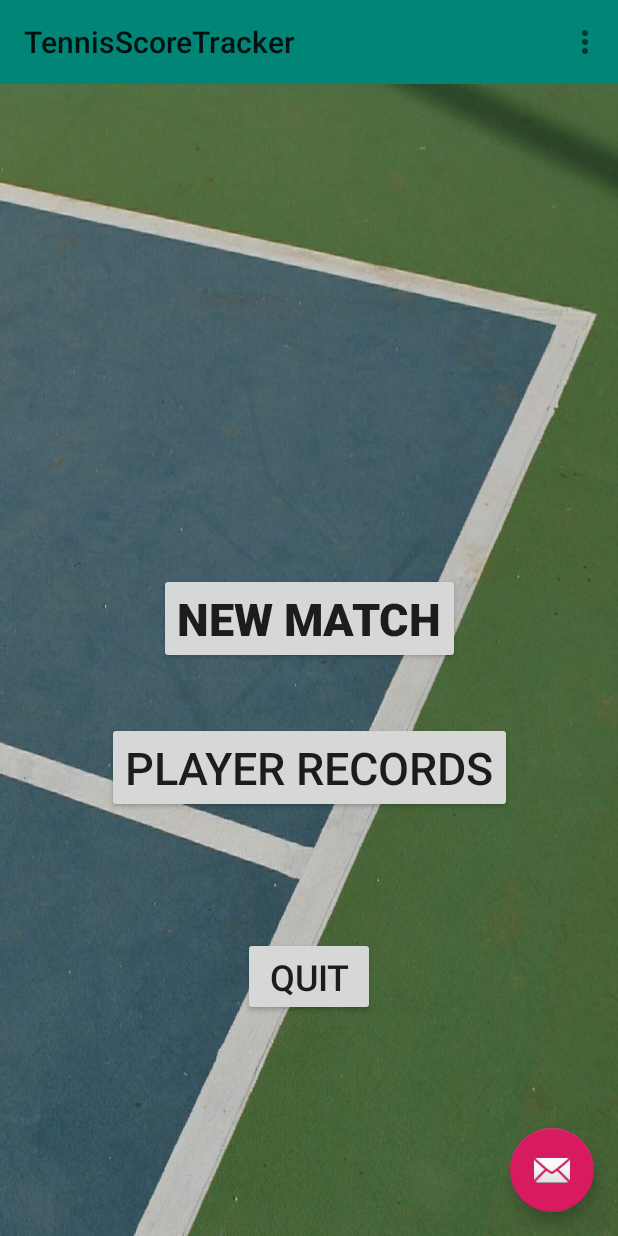
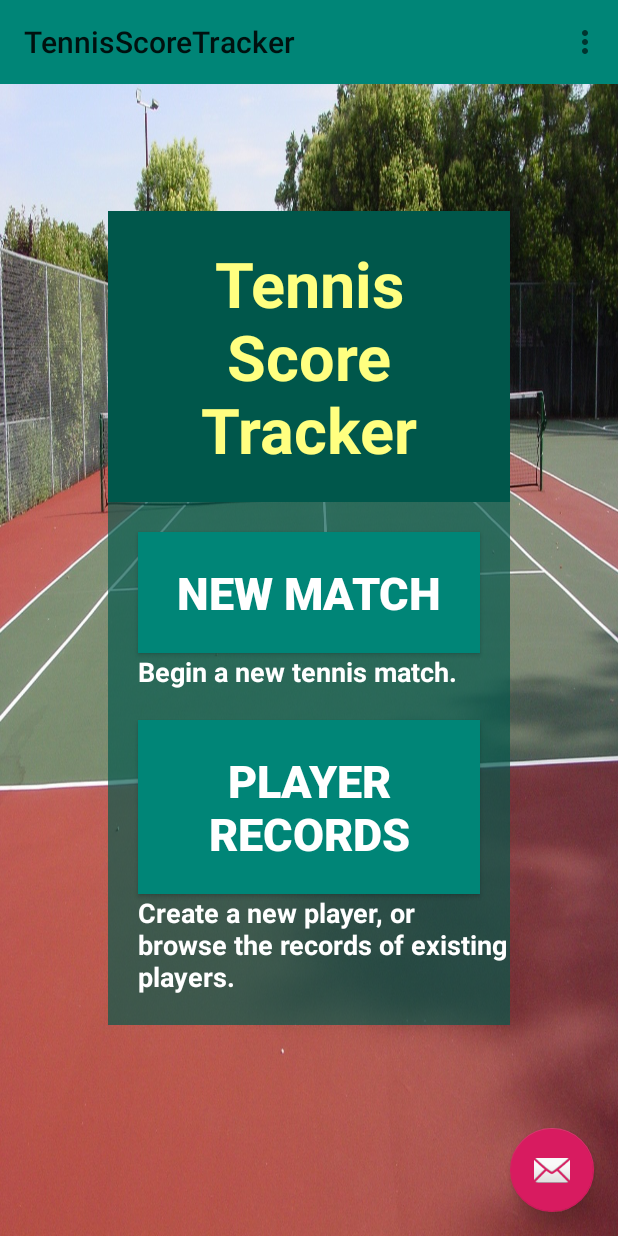
Before and after one commit to pzhang24/TennisScoreTracker, an Android app: the screen it shows after launch (MainActivity), on a phone screen of 412 x 824 dp. Run offline under Robolectric (Android 15) with nearby library versions, the phone set to English and light mode, and no system bars.

Commit message:
Designed UI for MainActivity and MatchSelectTypeActivity

```diff
--- a/app/src/main/java/com/example/tennisscoretracker/MainActivity.java
+++ b/app/src/main/java/com/example/tennisscoretracker/MainActivity.java
@@ -16,6 +16,8 @@ import android.view.Menu;
 import android.view.MenuItem;
 import android.widget.Button;
 
+//Background pic can be found at
+//https://www.google.com/search?rlz=1C1CHBF_enCA810CA811&sxsrf=ALeKk00OHnMEoRLa1otapeLnbSk8R2v6MQ:1588364138419&q=tennis+court+images+free&tbm=isch&chips=q:tennis+court+images+free,g_1:public+domain:m_RuS2V-FQk%3D&usg=AI4_-kQofITUZ3DF0ZuEcxN-UjWqh_GIXw&sa=X&ved=2ahUKEwjp9vnBvZPpAhWWvZ4KHY_4CfIQgIoDKAF6BAgKEAU&biw=1366&bih=625#imgrc=3YMB3hrPjMtLWM
 public class MainActivity extends AppCompatActivity {
 
     @Override
--- a/app/src/main/res/layout-land/activity_match_score_tracker.xml
+++ b/app/src/main/res/layout-land/activity_match_score_tracker.xml
@@ -4,7 +4,7 @@
     xmlns:tools="http://schemas.android.com/tools"
     android:layout_width="match_parent"
     android:layout_height="match_parent"
-    android:background="#339980"
+    android:background="@color/colorScoreTrackerBackgroundGreen"
     tools:context=".match.MatchScoreTrackerActivity">
 
     <TextView
--- a/app/src/main/res/layout/activity_main.xml
+++ b/app/src/main/res/layout/activity_main.xml
@@ -4,7 +4,7 @@
     xmlns:tools="http://schemas.android.com/tools"
     android:layout_width="match_parent"
     android:layout_height="match_parent"
-    android:background="@drawable/aleksandar_kyng_tenniscourtphoto"
+    android:background="@drawable/cool_tenniscourtphoto"
     tools:context=".MainActivity">
 
     <include
--- a/app/src/main/res/layout/content_main.xml
+++ b/app/src/main/res/layout/content_main.xml
@@ -8,43 +8,79 @@
     tools:context=".MainActivity"
     tools:showIn="@layout/activity_main">
 
+    <androidx.constraintlayout.widget.ConstraintLayout
+        android:layout_width="0dp"
+        android:layout_height="wrap_content"
+        app:layout_constraintWidth_percent="0.65"
+        app:layout_constraintStart_toStartOf="parent"
+        app:layout_constraintEnd_toEndOf="parent"
+        app:layout_constraintTop_toTopOf="parent"
+        app:layout_constraintBottom_toBottomOf="parent"
+        style="@style/Layout_BackgroundStyle"
+        >
+
+        <TextView
+            android:layout_width="match_parent"
+            android:layout_height="wrap_content"
+            app:layout_constraintStart_toStartOf="parent"
+            app:layout_constraintTop_toTopOf="parent"
+            android:text="@string/content_main_APP_TITLE_TEXTVIEW"
+            style="@style/MainActivityTitle_TextView"
+            android:id="@+id/content_main_APP_TITLE">
+        </TextView>
+
+        <LinearLayout
+            android:layout_width="match_parent"
+            android:layout_height="wrap_content"
+            app:layout_constraintTop_toBottomOf="@id/content_main_APP_TITLE"
+            app:layout_constraintStart_toStartOf="parent"
+            android:orientation="vertical">
 
             <Button
                 android:id="@+id/home_button_NEW_GAME"
+                android:layout_width="match_parent"
+                android:layout_height="wrap_content"
+                android:layout_gravity="center"
+                android:layout_marginTop="20dp"
+                android:layout_marginLeft="20dp"
+                android:layout_marginRight="20dp"
+                android:text="@string/home_button_NEW_MATCH"
+                style="@style/MainActivity_Button"/>
+
+            <TextView
+                android:id="@+id/home_NEW_GAME_INFO_TEXTVIEW"
                 android:layout_width="wrap_content"
                 android:layout_height="wrap_content"
-        android:text="@string/home_button_NEW_MATCH"
-        android:textSize="30sp"
-        android:textStyle="bold"
-        app:layout_constraintBottom_toBottomOf="parent"
-        app:layout_constraintLeft_toLeftOf="parent"
-        app:layout_constraintRight_toRightOf="parent"
-        app:layout_constraintTop_toTopOf="parent"
-        app:layout_constraintVertical_bias="0.50" />
+                android:layout_marginLeft="20dp"
+                android:layout_marginStart="20dp"
+                style="@style/MainActivityInfo_TextView"
+                android:text="@string/home_NEW_GAME_INFO_TEXTVIEW"/>
 
             <Button
                 android:id="@+id/home_button_PLAYER_RECORDS"
+                android:layout_width="match_parent"
+                android:layout_height="wrap_content"
+                android:layout_gravity="center"
+                android:layout_marginTop="20dp"
+                android:layout_marginLeft="20dp"
+                android:layout_marginRight="20dp"
+                android:text="@string/home_button_PLAYER_RECORDS"
+                style="@style/MainActivity_Button"/>
+            <TextView
+                android:id="@+id/home_PLAYER_RECORDS_INFO_TEXTVIEW"
                 android:layout_width="wrap_content"
                 android:layout_height="wrap_content"
-        android:text="@string/home_button_PLAYER_RECORDS"
-        android:textSize="30sp"
-        app:layout_constraintBottom_toBottomOf="parent"
-        app:layout_constraintLeft_toLeftOf="parent"
-        app:layout_constraintRight_toRightOf="parent"
-        app:layout_constraintTop_toBottomOf="@+id/home_button_NEW_GAME"
-        app:layout_constraintVertical_bias="0.12" />
+                android:layout_marginLeft="20dp"
+                android:layout_marginStart="20dp"
+                android:layout_marginBottom="20dp"
+                style="@style/MainActivityInfo_TextView"
+                android:text="@string/home_PLAYER_RECORDS_INFO_TEXTVIEW"/>
 
-    <Button
-        android:id="@+id/home_button_QUIT"
-        android:layout_width="wrap_content"
-        android:layout_height="wrap_content"
-        android:text="@string/home_button_QUIT"
-        android:textSize="24sp"
-        app:layout_constraintBottom_toBottomOf="parent"
-        app:layout_constraintHorizontal_bias="0.500"
-        app:layout_constraintLeft_toLeftOf="parent"
-        app:layout_constraintRight_toRightOf="parent"
-        app:layout_constraintTop_toBottomOf="@+id/home_button_PLAYER_RECORDS"
-        app:layout_constraintVertical_bias="0.36" />
+        </LinearLayout>
+
+
 
     </androidx.constraintlayout.widget.ConstraintLayout>
+
+
+</androidx.constraintlayout.widget.ConstraintLayout>
--- a/app/src/main/res/values/colors.xml
+++ b/app/src/main/res/values/colors.xml
@@ -2,5 +2,12 @@
 <resources>
     <color name="colorPrimary">#008577</color>
     <color name="colorPrimaryDark">#00574B</color>
+    <color name="colorPrimaryDarkTranslucent">#AA00574B</color>
     <color name="colorAccent">#D81B60</color>
+    <color name="colorScoreBoardYellow">#FFFF80</color>
+    <color name="colorScoreBoardYellowGreyTone">#c4c4bb</color>
+    <color name="colorScoreTrackerBackgroundGreen">#339980</color>
+    <color name="colorClayRed">#AD5049</color>
+    <color name="colorClayRedLight">#DCA69F</color>
+    <color name="colorClayRedLightSaturated">#f0968b</color>
 </resources>
--- a/app/src/main/res/values/strings.xml
+++ b/app/src/main/res/values/strings.xml
@@ -33,8 +33,8 @@
     <string name="dialog_delete_player_WARNING_TEXTVIEW">All Player Data Will Be Erased!</string>
     <string name="player_records_VIEW_PLAYER_RECORDS_TEXTVIEW">PLAYERS</string>
     <string name="match_select_type_SELECT_TEXTVIEW">Select Match Type</string>
-    <string name="match_select_type_SINGLES_BUTTON">Singles</string>
-    <string name="match_select_type_DOUBLES_BUTTON">DOUBLES</string>
+    <string name="match_select_type_SINGLES_BUTTON">Singles (1 v 1)</string>
+    <string name="match_select_type_DOUBLES_BUTTON">Doubles (2 v 2)</string>
     <string name="match_player_select_HEADING_TEXTVIEW">Match Setup</string>
     <string name="fragment_singles_setup_Player_1_TEXTVIEW">Player 1:</string>
     <string name="fragment_singles_setup_Player_2_TEXTVIEW">Player 2:</string>
@@ -52,4 +52,7 @@
     <string name="MatchScoreTrackerActivity_BEST_OF_3_SETS_TEXTVIEW">Best Of 3 Sets</string>
     <string name="MatchScoreTrackerActivity_BEST_OF_5_SETS_TEXTVIEW">Best Of 5 Sets</string>
     <string name="MatchScoreTrackerActivity_ERROR_BEST_OF_SETS_TEXTVIEW">Error in BestOfSetsTextView</string>
+    <string name="content_main_APP_TITLE_TEXTVIEW">Tennis Score Tracker</string>
+    <string name="home_NEW_GAME_INFO_TEXTVIEW">Begin a new tennis match.</string>
+    <string name="home_PLAYER_RECORDS_INFO_TEXTVIEW">Create a new player, or browse the records of existing players.</string>
 </resources>
--- a/app/src/main/res/values/styles.xml
+++ b/app/src/main/res/values/styles.xml
@@ -40,13 +40,60 @@
     <style name="ScoreBoard_GameTextView">
         <item name="android:background">@drawable/fragment_game_scorebox_border</item>
         <item name="android:textSize">32sp</item>
-        <item name="android:textColor">#FFFF80</item>
+        <item name="android:textColor">@color/colorScoreBoardYellow</item>
         <item name="android:paddingLeft">20dp</item>
         <item name="android:paddingRight">20dp</item>
         <item name="android:paddingTop">10dp</item>
         <item name="android:paddingBottom">10dp</item>
     </style>
 
+    <style name="MainActivityTitle_TextView">
+        <item name="android:background">@color/colorPrimaryDark</item>
+        <item name="android:textSize">42sp</item>
+        <item name="android:textColor">@color/colorScoreBoardYellow</item>
+        <item name="android:textStyle">bold</item>
+        <item name="android:padding">20dp</item>
+        <item name="android:gravity">center</item>
+    </style>
+
+    <style name="MainActivity_Button">
+        <item name="android:background">@color/colorPrimary</item>
+        <item name="android:textSize">30sp</item>
+        <item name="android:textColor">#FFFFFF</item>
+        <item name="android:textStyle">bold</item>
+        <item name="android:padding">20dp</item>
+    </style>
+
+    <style name="MainActivityInfo_TextView">
+        <item name="android:textSize">18sp</item>
+        <item name="android:textColor">#FFFFFF</item>
+        <item name="android:textStyle">bold</item>
+    </style>
+
+    <style name="Layout_BackgroundStyle">
+        <item name="android:background">@color/colorPrimaryDarkTranslucent</item>
+    </style>
+
+    <style name="NonMainActivityTitle_TextView">
+        <item name="android:background">@color/colorPrimaryDark</item>
+        <item name="android:textSize">36sp</item>
+        <item name="android:textColor">#FFFFFF</item>
+        <item name="android:textStyle">bold</item>
+        <item name="android:padding">20dp</item>
+        <item name="android:gravity">center</item>
+    </style>
+
+    <style name="ActivityMatchSelectType_Button">
+        <item name="android:paddingLeft">30dp</item>
+        <item name="android:paddingRight">30dp</item>
+        <item name="android:paddingTop">40dp</item>
+        <item name="android:paddingBottom">40dp</item>
+        <item name="android:background">@color/colorPrimary</item>
+        <item name="android:textColor">#FFFFFF</item>
+        <item name="android:textStyle">bold</item>
+        <item name="android:textSize">28sp</item>
+    </style>
+
 
 
 </resources>
```
Also changed, not shown: app/src/main/res/layout/activity_match_select_type.xml (+32 -26 lines), app/src/main/res/drawable/cool_tenniscourtphoto.jpg (added). Lines whose indentation alone changed are shown as unchanged.
